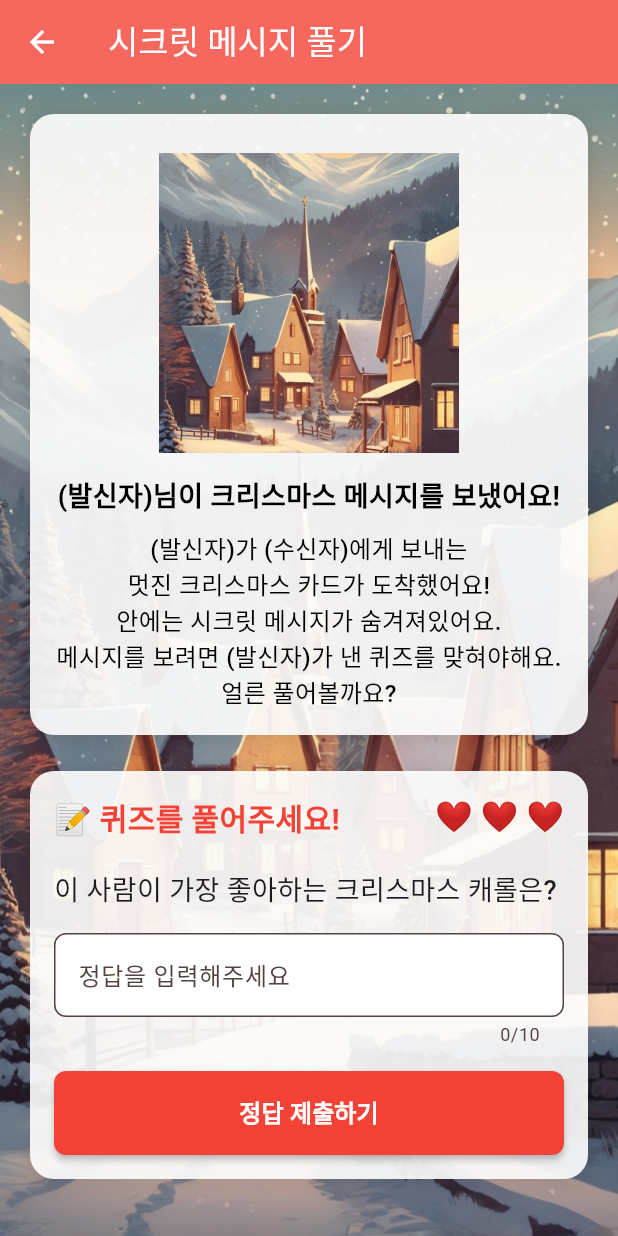
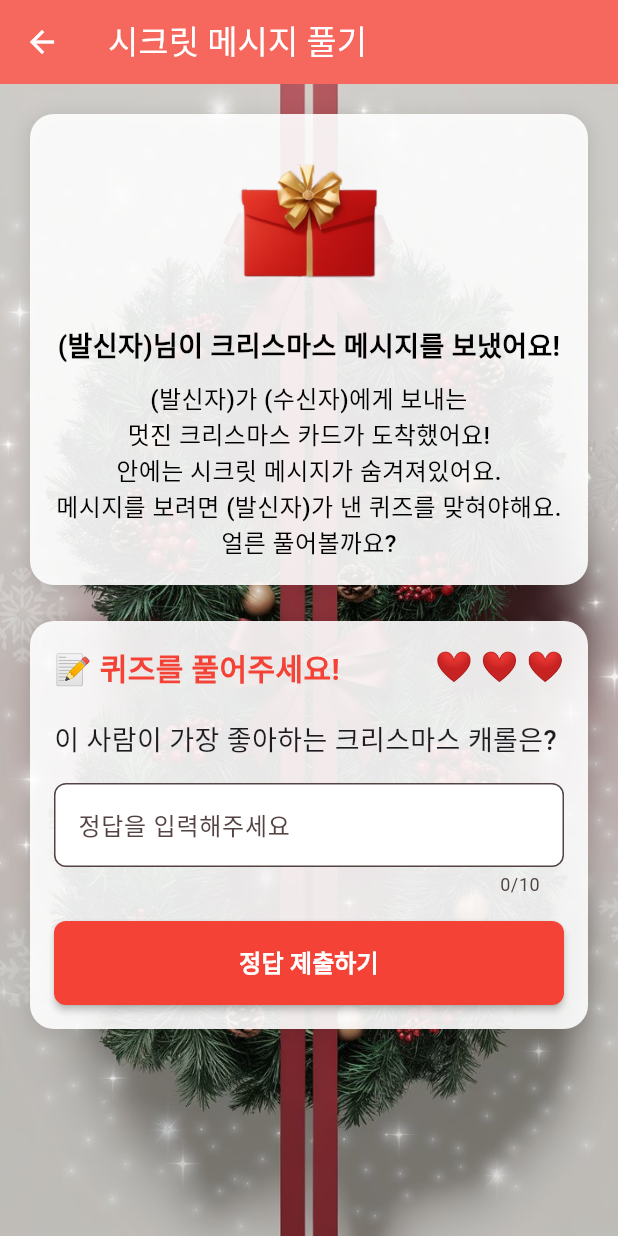
Before and after one commit to isjennifer/my_secret_christmas, a Flutter app: the DecodeMessagePage screen opened directly, on a phone screen of 412 x 824 dp. Run offline on Flutter 3.47's test engine with Material 3 defaults, Android fonts, the phone set to English and light mode, and no system bars; our stand-ins replace google_fonts.

Commit message:
디코드 메시지 페이지 디자인 수정

```diff
--- a/lib/steps/decode_message_step.dart
+++ b/lib/steps/decode_message_step.dart
@@ -30,7 +30,7 @@ class _DecodeMessagePageState extends State<DecodeMessagePage> {
       body: Container(
         decoration: const BoxDecoration(
           image: DecorationImage(
-            image: AssetImage('assets/cards/card1.jpg'),
+            image: AssetImage('assets/home_image.jpeg'),
             fit: BoxFit.cover,
           ),
         ),
@@ -61,21 +61,17 @@ class _DecodeMessagePageState extends State<DecodeMessagePage> {
                               ),
                             ],
                           ),
-                          child: Column(
+                          child: const Column(
                             crossAxisAlignment: CrossAxisAlignment.center,
                             children: [
-                              const SizedBox(height: 10),
-                              Container(
-                                width: 200,
-                                height: 200,
-                                color: Colors.red,
-                                child: Image.asset(
-                                  'assets/cards/card1.jpg',
-                                  fit: BoxFit.cover,
-                                ),
+                              SizedBox(height: 10),
+                              ShakingEnvelope(
+                                width: 100,
+                                height: 100,
+                                imagePath: 'assets/envelope_color.png',
                               ),
-                              const SizedBox(height: 15),
-                              const Text(
+                              SizedBox(height: 15),
+                              Text(
                                 '(발신자)님이 크리스마스 메시지를 보냈어요!',
                                 style: TextStyle(
                                   fontSize: 18,
@@ -84,8 +80,8 @@ class _DecodeMessagePageState extends State<DecodeMessagePage> {
                                 ),
                                 textAlign: TextAlign.center,
                               ),
-                              const SizedBox(height: 10),
-                              const Text(
+                              SizedBox(height: 10),
+                              Text(
                                 '(발신자)가 (수신자)에게 보내는\n멋진 크리스마스 카드가 도착했어요!\n안에는 시크릿 메시지가 숨겨져있어요.\n메시지를 보려면 (발신자)가 낸 퀴즈를 맞혀야해요.\n얼른 풀어볼까요?',
                                 style: TextStyle(
                                   fontSize: 16,
@@ -214,3 +210,82 @@ class _DecodeMessagePageState extends State<DecodeMessagePage> {
     );
   }
 }
+
+class ShakingEnvelope extends StatefulWidget {
+  final double width;
+  final double height;
+  final String imagePath;
+
+  const ShakingEnvelope({
+    required this.width,
+    required this.height,
+    required this.imagePath,
+    super.key,
+  });
+
+  @override
+  State<ShakingEnvelope> createState() => _ShakingEnvelopeState();
+}
+
+class _ShakingEnvelopeState extends State<ShakingEnvelope>
+    with SingleTickerProviderStateMixin {
+  late final AnimationController _controller;
+  late final Animation<double> _animation;
+
+  @override
+  void initState() {
+    super.initState();
+
+    // 애니메이션 컨트롤러 초기화
+    _controller = AnimationController(
+      duration: const Duration(milliseconds: 100),
+      vsync: this,
+    );
+
+    // 쉐이킹 효과를 위한 Tween 애니메이션 설정
+    _animation = Tween<double>(
+      begin: -1.0,
+      end: 1.0,
+    ).animate(
+      CurvedAnimation(
+        parent: _controller,
+        // 더 자연스러운 흔들림을 위해 사인 곡선 사용
+        curve: Curves.easeInOut,
+      ),
+    )..addListener(() {
+        setState(() {});
+      });
+
+    // 애니메이션 시작
+    _controller.repeat(reverse: true);
+
+    // 1.5초 후 애니메이션 정지
+    Future.delayed(const Duration(milliseconds: 1500), () {
+      _controller.stop();
+      // 원래 위치로 복귀
+      _controller.animateTo(0.5);
+    });
+  }
+
+  @override
+  void dispose() {
+    _controller.dispose();
+    super.dispose();
+  }
+
+  @override
+  Widget build(BuildContext context) {
+    return Transform.rotate(
+      // 각도를 라디안으로 변환 (약한 흔들림을 위해 0.05를 곱함)
+      angle: _animation.value * 0.1,
+      child: Container(
+        width: widget.width,
+        height: widget.height,
+        child: Image.asset(
+          widget.imagePath,
+          fit: BoxFit.cover,
+        ),
+      ),
+    );
+  }
+}
```
